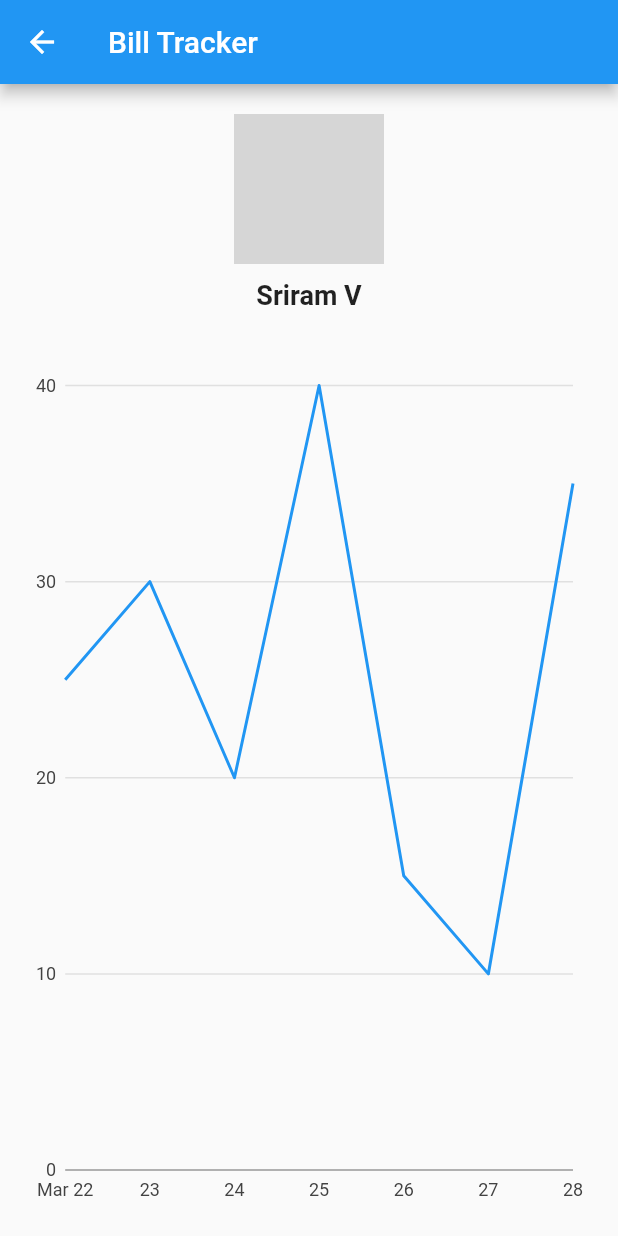
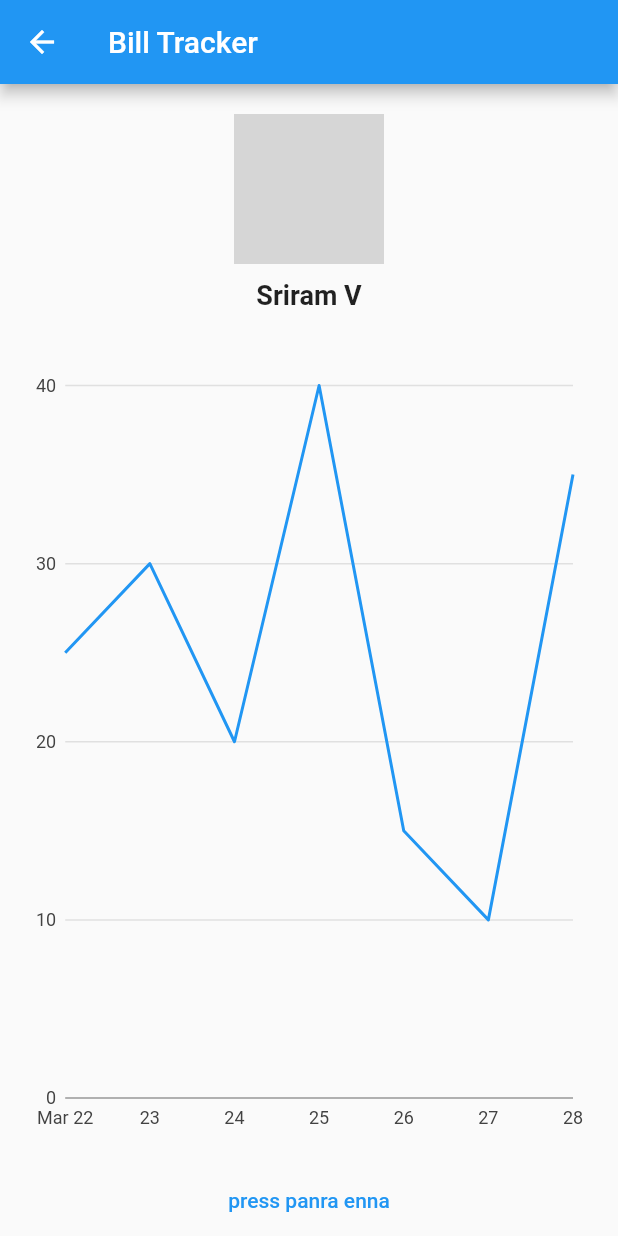
Before and after one commit to Santhosh1209/fintech, a Flutter app: the BillTrackerPage screen opened directly, on a phone screen of 412 x 824 dp. Run offline on Flutter 3.47's test engine with Material 2 defaults, Android fonts, the phone set to English and light mode, and no system bars; our stand-ins replace charts_flutter; network calls fail; grey boxes are pictures that could not be loaded.

Commit message:
added a seperate dart file for the expenses page.

```diff
--- a/lib/bill_tracker.dart
+++ b/lib/bill_tracker.dart
@@ -1,6 +1,16 @@
+import 'dart:core';
 import 'package:flutter/material.dart';
 import 'package:charts_flutter/flutter.dart' as charts;
-
+import 'lists.dart';
+List<Expense> expenseData =[
+Expense(DateTime(2023, 3, 22), 25.0),
+Expense(DateTime(2023, 3, 23), 30.0),
+Expense(DateTime(2023, 3, 24), 20.0),
+Expense(DateTime(2023, 3, 25), 40.0),
+Expense(DateTime(2023, 3, 26), 15.0),
+Expense(DateTime(2023, 3, 27), 10.0),
+Expense(DateTime(2023, 3, 28), 35.0),
+];
 class BillTrackerPage extends StatefulWidget {
   @override
   _BillTrackerPageState createState() => _BillTrackerPageState();
@@ -18,15 +28,8 @@ class _BillTrackerPageState extends State<BillTrackerPage> {
       colorFn: (_, __) => charts.MaterialPalette.blue.shadeDefault,
       domainFn: (Expense expense, _) => expense.date,
       measureFn: (Expense expense, _) => expense.amount,
-      data: [
-        Expense(DateTime(2023, 3, 22), 25.0),
-        Expense(DateTime(2023, 3, 23), 30.0),
-        Expense(DateTime(2023, 3, 24), 20.0),
-        Expense(DateTime(2023, 3, 25), 40.0),
-        Expense(DateTime(2023, 3, 26), 15.0),
-        Expense(DateTime(2023, 3, 27), 10.0),
-        Expense(DateTime(2023, 3, 28), 35.0),
-      ],
+      data:
+        expenseData
     ),
   ];
 
@@ -55,7 +58,6 @@ class _BillTrackerPageState extends State<BillTrackerPage> {
               child: charts.TimeSeriesChart(
                 _expenseData,
                 animate: true,
-                dateTimeFactory: const charts.LocalDateTimeFactory(),
                 primaryMeasureAxis: charts.NumericAxisSpec(
                   tickProviderSpec:
                   const charts.BasicNumericTickProviderSpec(
@@ -65,6 +67,11 @@ class _BillTrackerPageState extends State<BillTrackerPage> {
               ),
             ),
           ),
+          TextButton(onPressed:()
+              {
+                Navigator.push(context, MaterialPageRoute(builder: (context) => MyApp()));
+              },
+              child: Text('press panra enna'))
         ],
       ),
     );
--- /dev/null
+++ b/lib/lists.dart
@@ -0,0 +1,85 @@
+import 'package:flutter/material.dart';
+import 'package:charts_flutter/flutter.dart' as charts;
+
+void main() {
+  runApp(MyApp());
+}
+
+class Expense {
+  final DateTime date;
+  final double amount;
+
+  Expense(this.date, this.amount);
+}
+
+class MyApp extends StatefulWidget {
+  @override
+  _MyAppState createState() => _MyAppState();
+}
+
+class _MyAppState extends State<MyApp> {
+  List<Expense> expenseData = [
+    Expense(DateTime(2023, 3, 22), 25.0),
+    Expense(DateTime(2023, 3, 23), 30.0),
+    Expense(DateTime(2023, 3, 24), 20.0),
+    Expense(DateTime(2023, 3, 25), 40.0),
+    Expense(DateTime(2023, 3, 26), 15.0),
+    Expense(DateTime(2023, 3, 27), 10.0),
+    Expense(DateTime(2023, 3, 28), 35.0),
+  ];
+
+  List<charts.Series<Expense, DateTime>> _createData() {
+    return [
+      charts.Series<Expense, DateTime>(
+        id: 'expenses',
+        colorFn: (_, __) => charts.MaterialPalette.blue.shadeDefault,
+        domainFn: (Expense expense, _) => expense.date,
+        measureFn: (Expense expense, _) => expense.amount,
+        data: expenseData,
+      )
+    ];
+  }
+
+  @override
+  Widget build(BuildContext context) {
+    return MaterialApp(
+      home: Scaffold(
+        appBar: AppBar(
+          title: Text('Expenses'),
+        ),
+        body: Column(
+          children: [
+            Expanded(
+              child: ListView.separated(
+                itemBuilder: (context, index) {
+                  return ListTile(
+                    title: Text(
+                        '${expenseData[index].date.day}/${expenseData[index].date.month}/${expenseData[index].date.year}'),
+                    trailing: Text(expenseData[index].amount.toString()),
+                  );
+                },
+                separatorBuilder: (context, index) => Divider(),
+                itemCount: expenseData.length,
+              ),
+            ),
+            Container(
+              height: 300,
+              child: charts.TimeSeriesChart(
+                _createData(),
+                animate: true,
+              ),
+            ),
+          ],
+        ),
+        floatingActionButton: FloatingActionButton(
+          onPressed: () {
+            setState(() {
+              expenseData.add(Expense(DateTime.now(), 50));
+            });
+          },
+          child: Icon(Icons.add),
+        ),
+      ),
+    );
+  }
+}
```
